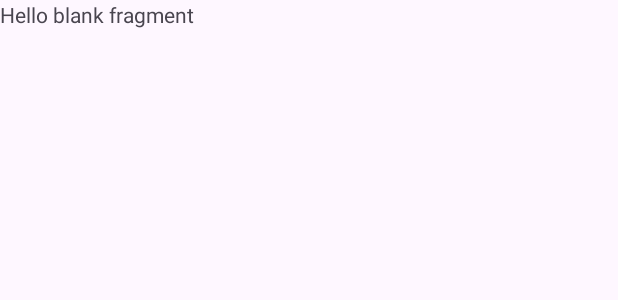
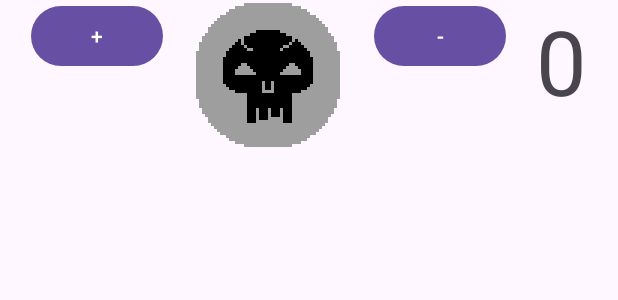
Before and after one commit to JoseJimenezGonzalez/MagicCraft_App, an Android app: the layout fragment_storm_count.xml on its own in the app's theme, with its tools: preview values and no code run, on a phone screen of 412 x 824 dp. Shown: the top 300 px of the screen. Run offline under Robolectric (Android 15) with nearby library versions, the phone set to English and light mode, and no system bars.

Commit message:
commit ok

```diff
--- a/app/src/main/java/com/example/magiccraftapp/LifeCountFragment.kt
+++ b/app/src/main/java/com/example/magiccraftapp/LifeCountFragment.kt
@@ -52,5 +52,6 @@ class LifeCountFragment : Fragment() {
             oldValue -= 1
             binding.tvLifePlayer1.text = oldValue.toString()
         }
+
     }
 }
--- a/app/src/main/res/layout/fragment_storm_count.xml
+++ b/app/src/main/res/layout/fragment_storm_count.xml
@@ -1,14 +1,50 @@
 <?xml version="1.0" encoding="utf-8"?>
-<FrameLayout xmlns:android="http://schemas.android.com/apk/res/android"
+<androidx.constraintlayout.widget.ConstraintLayout xmlns:android="http://schemas.android.com/apk/res/android"
     xmlns:tools="http://schemas.android.com/tools"
     android:layout_width="match_parent"
     android:layout_height="match_parent"
+    xmlns:app="http://schemas.android.com/apk/res-auto"
     tools:context=".StormCountFragment">
 
-    <!-- TODO: Update blank fragment layout -->
+    <Button
+        android:id="@+id/btnPlusSwamp"
+        android:layout_width="wrap_content"
+        android:layout_height="wrap_content"
+        app:layout_constraintStart_toStartOf="parent"
+        app:layout_constraintTop_toTopOf="parent"
+        app:layout_constraintEnd_toStartOf="@id/ivSwamp"
+        android:text="+">
+    </Button>
+
+    <ImageView
+        android:id="@+id/ivSwamp"
+        android:layout_width="100dp"
+        android:layout_height="100dp"
+        android:src="@drawable/swamp_pixel_art"
+        app:layout_constraintStart_toEndOf="@id/btnPlusSwamp"
+        app:layout_constraintTop_toTopOf="parent"
+        app:layout_constraintEnd_toStartOf="@id/btnMinusSwamp">
+    </ImageView>
+
+    <Button
+        android:id="@+id/btnMinusSwamp"
+        android:layout_width="wrap_content"
+        android:layout_height="wrap_content"
+        app:layout_constraintStart_toEndOf="@id/ivSwamp"
+        app:layout_constraintTop_toTopOf="parent"
+        app:layout_constraintEnd_toStartOf="@id/tvManaSwamp"
+        android:text="-">
+    </Button>
+
     <TextView
-        android:layout_width="match_parent"
-        android:layout_height="match_parent"
-        android:text="@string/hello_blank_fragment" />
+        android:id="@+id/tvManaSwamp"
+        android:layout_width="wrap_content"
+        android:layout_height="wrap_content"
+        app:layout_constraintStart_toEndOf="@id/btnMinusSwamp"
+        app:layout_constraintTop_toTopOf="parent"
+        app:layout_constraintEnd_toEndOf="parent"
+        android:text="0"
+        android:textSize="60sp">
+    </TextView>
 
-</FrameLayout>
+</androidx.constraintlayout.widget.ConstraintLayout>
--- a/app/src/main/res/layout/fragment_tools.xml
+++ b/app/src/main/res/layout/fragment_tools.xml
@@ -14,8 +14,8 @@
 
     <!-- Menú lateral -->
     <com.google.android.material.navigation.NavigationView
-        android:id="@+id/nav_view"
-        android:paddingTop="40dp"
+        android:id="@+id/nav_view_tools"
+        android:paddingTop="25dp"
         android:layout_width="wrap_content"
         android:layout_height="match_parent"
         android:layout_gravity="start"
@@ -51,7 +51,7 @@
         </TextView>
 
         <androidx.fragment.app.FragmentContainerView
-            android:id="@+id/nav_host_fragment"
+            android:id="@+id/nav_host_fragment_tools"
             android:name="androidx.navigation.fragment.NavHostFragment"
             android:layout_width="match_parent"
             android:layout_height="0dp"
```
Also changed, not shown: app/src/main/java/com/example/magiccraftapp/StormCountFragment.kt (+24 -0 lines), app/src/main/java/com/example/magiccraftapp/ToolsFragment.kt (+1 -7 lines), app/src/main/res/drawable/swamp_pixel_art.png (added).
